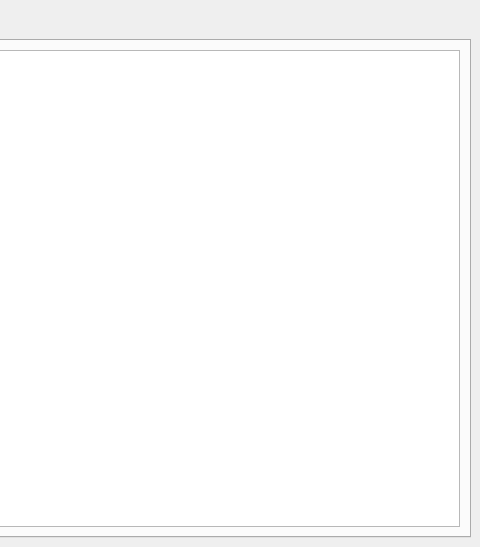
The window that verivd/ui/veri_vd_dockwidget_base.ui (VeriVD/qgis_VeriVD) describes before a commit, drawn with Qt 5; both pictures show x 696 to 1176 and y 0 to 547 of the 1176 by 547 pixel window.
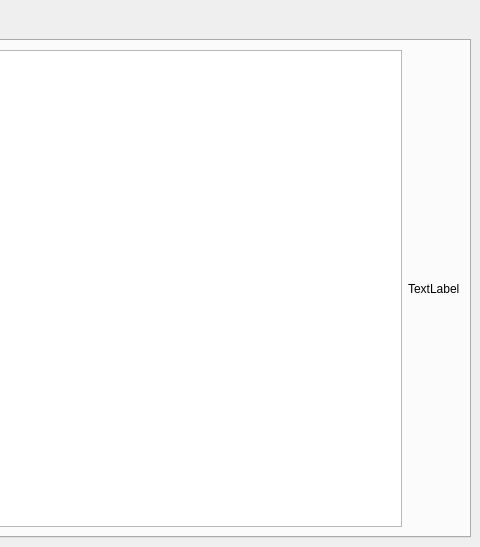
The same window after the commit. The open tabs and pages were chosen to show the change. Custom widgets are drawn as their Qt base class.

Commit message: put help back in place

Diff of the .ui file:
```diff
--- a/verivd/ui/veri_vd_dockwidget_base.ui
+++ b/verivd/ui/veri_vd_dockwidget_base.ui
@@ -71,7 +71,20 @@
        </attribute>
        <layout class="QHBoxLayout" name="horizontalLayout_2">
         <item>
-         <widget class="QListView" name="test_list_view"/>
+         <widget class="QListView" name="verif_list_view"/>
+        </item>
+        <item>
+         <widget class="QLabel" name="verif_help_label">
+          <property name="text">
+           <string>TextLabel</string>
+          </property>
+          <property name="wordWrap">
+           <bool>true</bool>
+          </property>
+          <property name="openExternalLinks">
+           <bool>true</bool>
+          </property>
+         </widget>
         </item>
        </layout>
       </widget>
```
Left out of the diff: 41 changed lines with no effect on the pictures. The commit also changes 4 other files.
